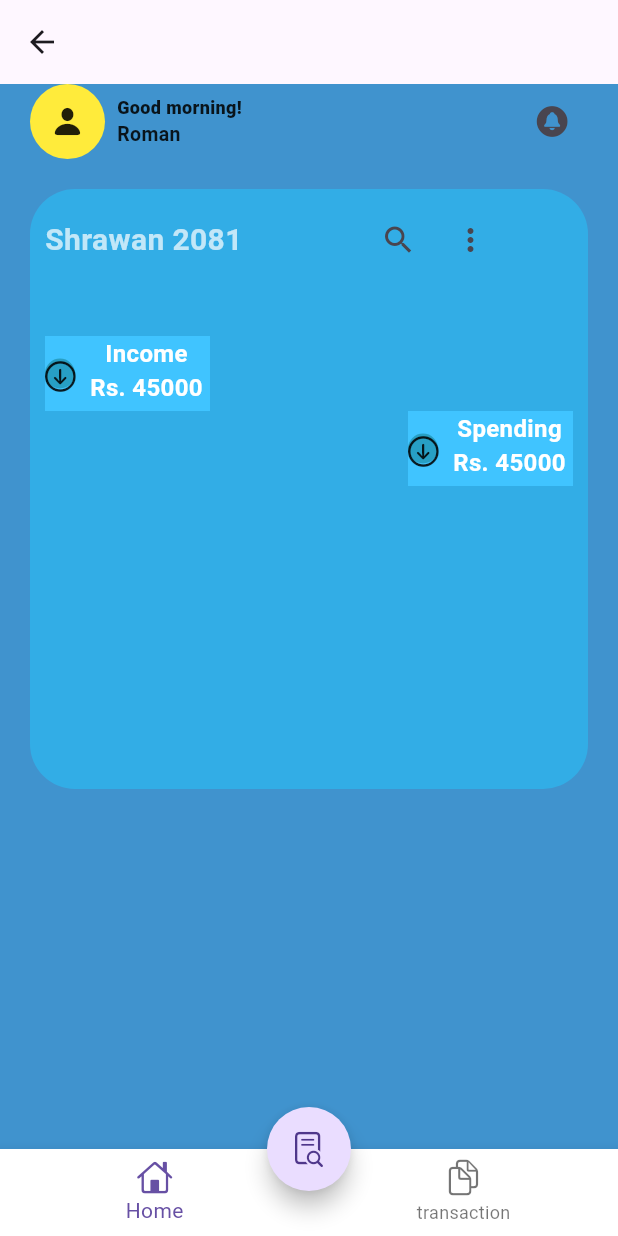
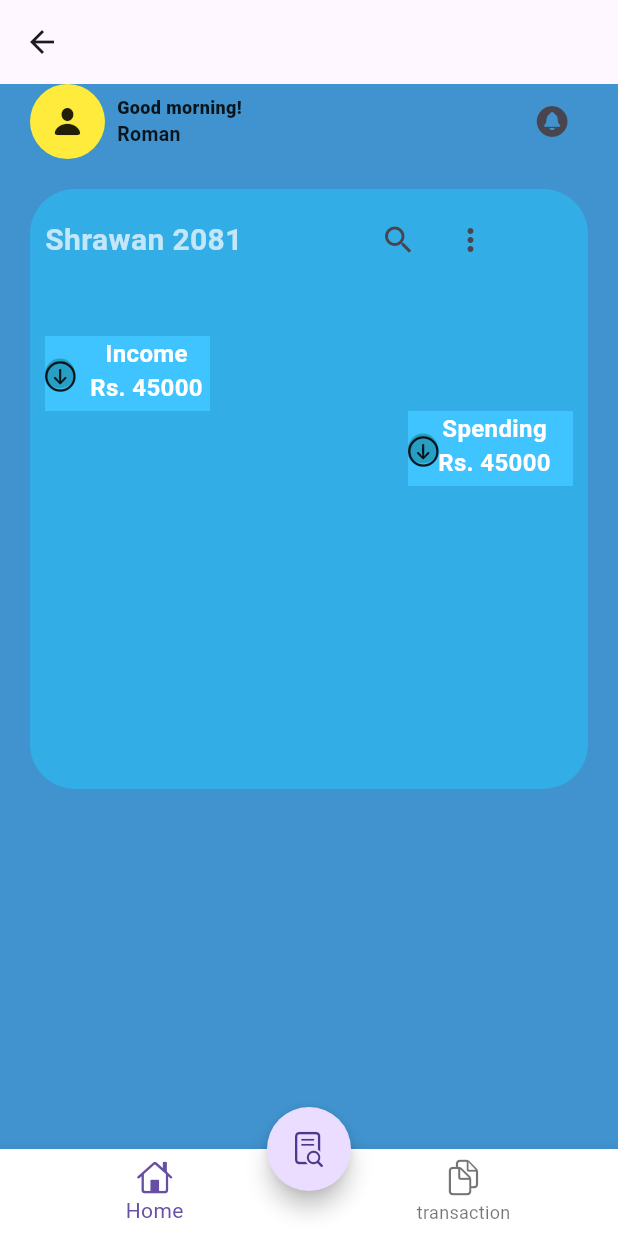
Before and after one commit to Bibesh17/project, a Flutter app: the HomeScreen screen opened directly, on a phone screen of 412 x 824 dp. Run offline on Flutter 3.47's test engine with Material 3 defaults, Android fonts, the phone set to English and light mode, and no system bars.

Commit message:
container part

```diff
--- a/finance_guru/lib/screen/main_screen.dart
+++ b/finance_guru/lib/screen/main_screen.dart
@@ -148,7 +148,6 @@ class MainScreen extends StatelessWidget {
                               child:
                                   const Icon(CupertinoIcons.arrow_down_circle),
                             ),
-                            const SizedBox(width: 10),
                             const Column(
                               children: [
                                 Text(
```
